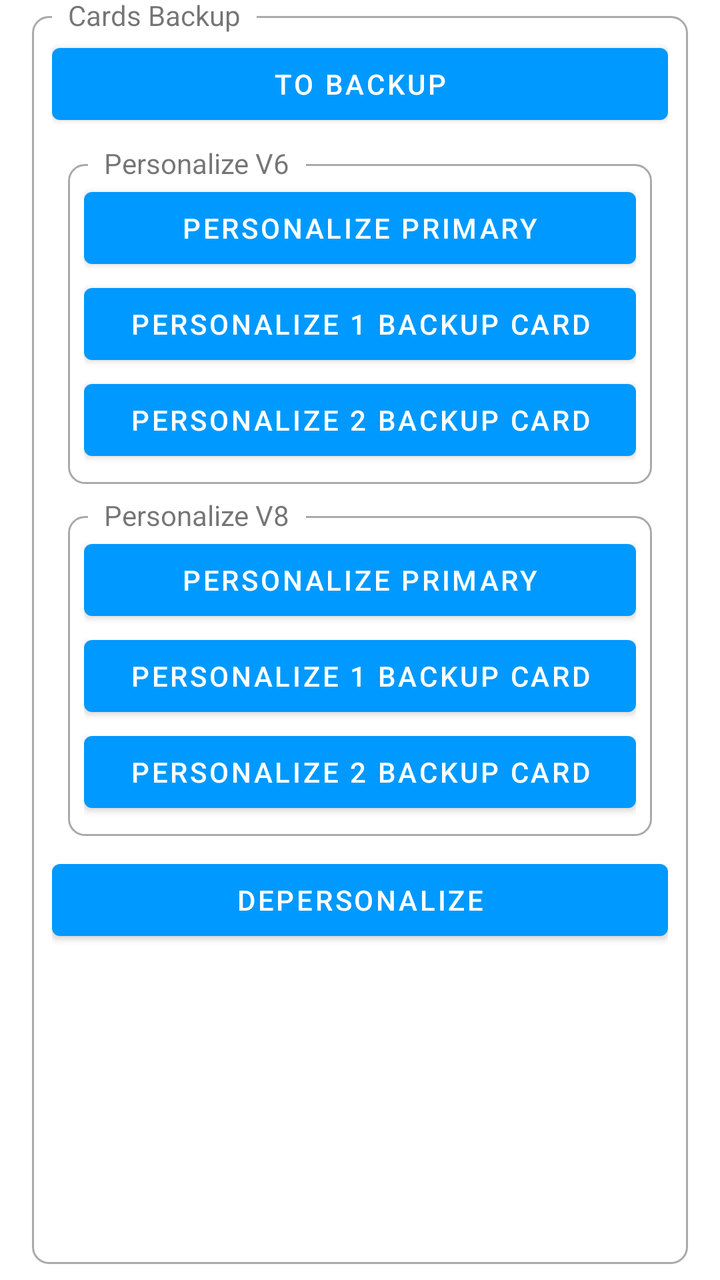
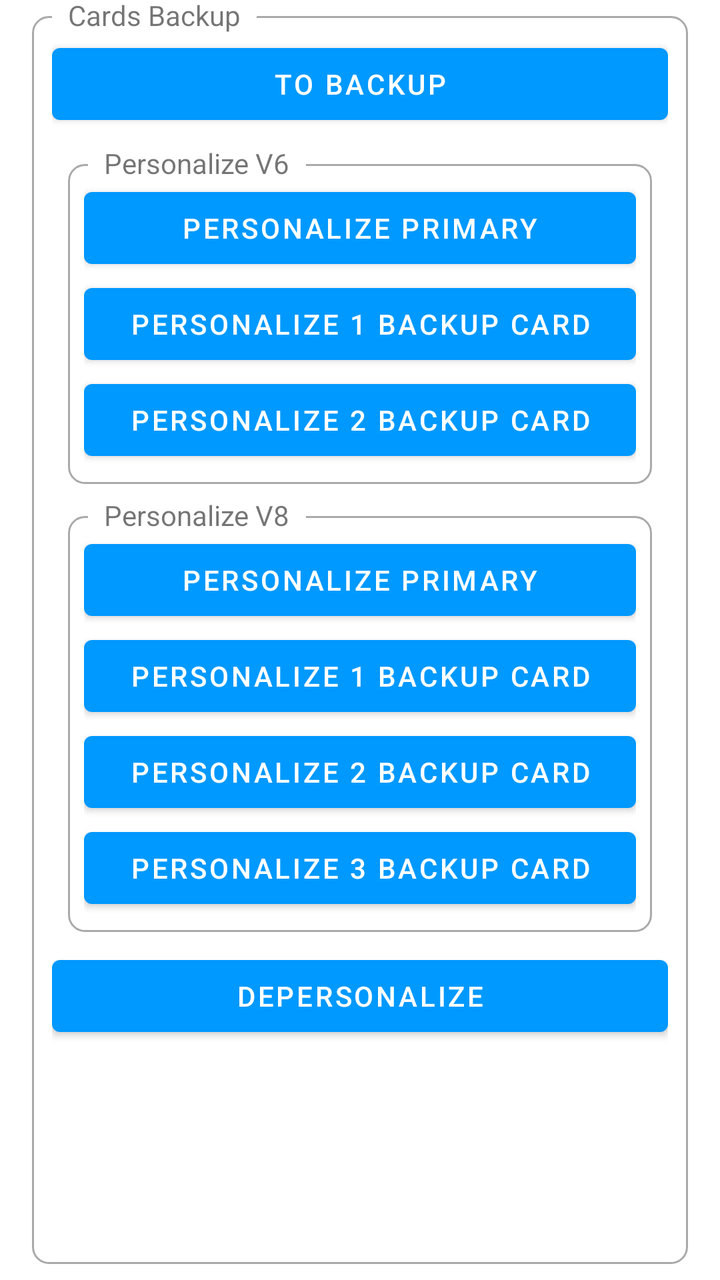

Before-and-after screenshots of an Android layout around one commit, followed by the original layout XML and the change that was made.
<!-- AndroidManifest.xml: application theme AppTheme -->
<!-- res/layout/backup.xml -->
<?xml version="1.0" encoding="utf-8"?>
<FrameLayout xmlns:android="http://schemas.android.com/apk/res/android"
    android:layout_width="match_parent"
    android:layout_height="wrap_content"
    android:clipToPadding="false"
    android:paddingStart="@dimen/box_padding_horizontal"
    android:paddingTop="@dimen/box_padding_vertical"
    android:paddingEnd="@dimen/box_padding_horizontal"
    android:paddingBottom="@dimen/box_padding_vertical">

    <FrameLayout
        android:layout_width="match_parent"
        android:layout_height="match_parent"
        android:background="@drawable/rounded_corner" />

    <TextView
        android:layout_width="wrap_content"
        android:layout_height="wrap_content"
        android:background="?android:windowBackground"
        android:paddingStart="8dp"
        android:paddingEnd="8dp"
        android:text="Cards Backup"
        android:translationX="10dp"
        android:translationY="-10dp" />

    <FrameLayout
        android:id="@+id/contentContainer"
        android:layout_width="match_parent"
        android:layout_height="match_parent"
        android:clipToPadding="false"
        android:padding="10dp">

        <LinearLayout
            android:layout_width="match_parent"
            android:layout_height="wrap_content"
            android:orientation="vertical">

            <Button
                android:id="@+id/btnStartBackup"
                android:layout_width="match_parent"
                android:layout_height="wrap_content"
                android:text="To Backup" />

            <Space
                android:layout_width="match_parent"
                android:layout_height="8dp" />

            <FrameLayout
                android:layout_width="match_parent"
                android:layout_height="wrap_content"
                android:clipToPadding="false"

                android:padding="8dp">

                <FrameLayout
                    android:layout_width="match_parent"
                    android:layout_height="match_parent"
                    android:background="@drawable/rounded_corner" />

                <TextView
                    android:layout_width="wrap_content"
                    android:layout_height="wrap_content"
                    android:background="?android:windowBackground"
                    android:paddingStart="8dp"
                    android:paddingEnd="8dp"
                    android:text="Personalize V6"
                    android:translationX="10dp"
                    android:translationY="-10dp" />

                <LinearLayout
                    android:layout_width="match_parent"
                    android:layout_height="wrap_content"
                    android:orientation="vertical"
                    android:padding="8dp">

                    <Button
                        android:id="@+id/btnPersonalizePrimary"
                        android:layout_width="match_parent"
                        android:layout_height="wrap_content"
                        android:text="Personalize Primary" />

                    <Button
                        android:id="@+id/btnPersonalizeBackup1"
                        android:layout_width="match_parent"
                        android:layout_height="wrap_content"
                        android:text="Personalize 1 backup card" />

                    <Button
                        android:id="@+id/btnPersonalizeBackup2"
                        android:layout_width="match_parent"
                        android:layout_height="wrap_content"
                        android:text="Personalize 2 backup card" />

                </LinearLayout>

            </FrameLayout>

            <FrameLayout
                android:layout_width="match_parent"
                android:layout_height="wrap_content"
                android:clipToPadding="false"

                android:padding="8dp">

                <FrameLayout
                    android:layout_width="match_parent"
                    android:layout_height="match_parent"
                    android:background="@drawable/rounded_corner" />

                <TextView
                    android:layout_width="wrap_content"
                    android:layout_height="wrap_content"
                    android:background="?android:windowBackground"
                    android:paddingStart="8dp"
                    android:paddingEnd="8dp"
                    android:text="Personalize V8"
                    android:translationX="10dp"
                    android:translationY="-10dp" />

                <LinearLayout
                    android:layout_width="match_parent"
                    android:layout_height="wrap_content"
                    android:orientation="vertical"
                    android:padding="8dp">

                    <Button
                        android:id="@+id/btnPersonalizePrimaryV8"
                        android:layout_width="match_parent"
                        android:layout_height="wrap_content"
                        android:text="Personalize Primary" />

                    <Button
                        android:id="@+id/btnPersonalizeBackup1V8"
                        android:layout_width="match_parent"
                        android:layout_height="wrap_content"
                        android:text="Personalize 1 backup card" />

                    <Button
                        android:id="@+id/btnPersonalizeBackup2V8"
                        android:layout_width="match_parent"
                        android:layout_height="wrap_content"
                        android:text="Personalize 2 backup card" />

                </LinearLayout>

            </FrameLayout>


            <Button
                android:id="@+id/btnDepersonalize"
                android:layout_width="match_parent"
                android:layout_height="wrap_content"
                android:text="Depersonalize" />

        </LinearLayout>

    </FrameLayout>

</FrameLayout>
<!-- resources referenced by this layout -->
<resources>
  <dimen name="box_padding_horizontal">16dp</dimen>
  <dimen name="box_padding_vertical">8dp</dimen>
  <!-- drawable rounded_corner (drawable) -->
  <?xml version="1.0" encoding="utf-8"?>
  <shape xmlns:android="http://schemas.android.com/apk/res/android">
      <stroke
          android:width="1dp"
          android:color="@android:color/darker_gray" />
  
      <solid android:color="@android:color/transparent" />
  
      <padding
          android:bottom="5dp"
          android:left="5dp"
          android:right="5dp"
          android:top="5dp" />
  
      <corners android:radius="8dp" />
  </shape>
  <style name="AppTheme" parent="Theme.MaterialComponents.DayNight.NoActionBar">
          <item name="colorPrimary">@color/primary</item>
          <item name="colorPrimaryDark">@color/primary_dark</item>
          <item name="colorOnPrimary">@color/on_primary</item>
          <item name="colorSecondary">@color/primary</item>
      </style>
  <color name="primary">#0099FF</color>
  <color name="primary_dark">#0099FF</color>
  <color name="on_primary">#FFFFFF</color>
</resources>

<!-- the commit's change to res/layout/backup.xml (unified diff, before → after) -->
@@ -141,6 +141,12 @@
                         android:layout_height="wrap_content"
                         android:text="Personalize 2 backup card" />
 
+                    <Button
+                        android:id="@+id/btnPersonalizeBackup3V8"
+                        android:layout_width="match_parent"
+                        android:layout_height="wrap_content"
+                        android:text="Personalize 3 backup card" />
+
                 </LinearLayout>
 
             </FrameLayout>
